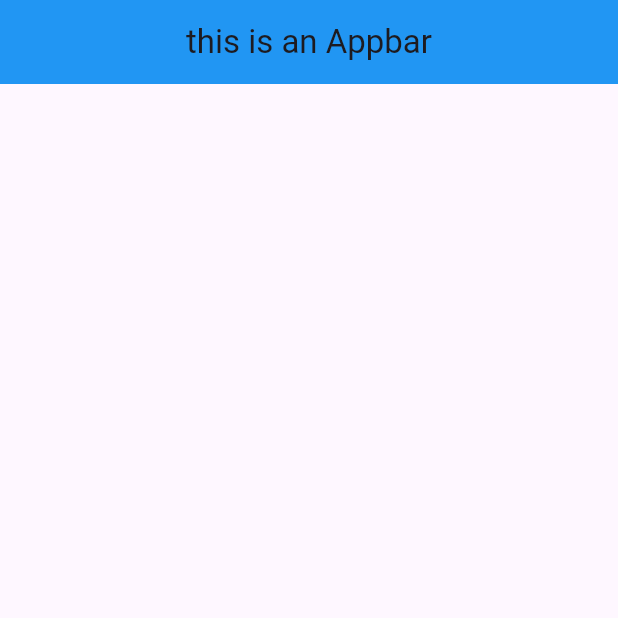
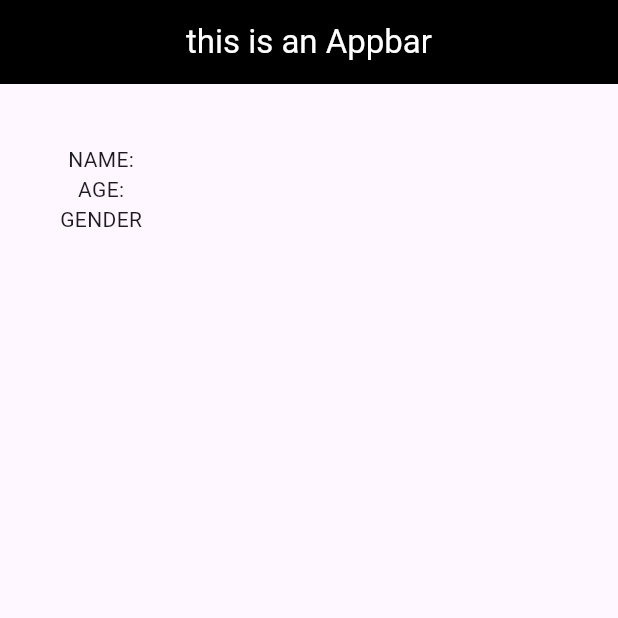
Before and after one commit to DarraghCrumlish/Flutter_ID_app, a Flutter app: the screen it shows after launch, on a phone screen of 412 x 824 dp, the top half of it. Run offline on Flutter 3.47's test engine with Material 3 defaults, Android fonts, the phone set to English and light mode, and no system bars.

Commit message:
Added NAME,AGE,GENDER properties

```diff
--- a/lib/main.dart
+++ b/lib/main.dart
@@ -9,10 +9,20 @@ class id_card extends StatelessWidget {
   Widget build(BuildContext context) {
     return Scaffold(
       appBar: AppBar(
-        title: Text('this is an Appbar'),
+        title: const Text('this is an Appbar'),
         centerTitle: true,
-        backgroundColor: Colors.blue,
-        foregroundColor: Colors.whitef,
+        backgroundColor: Colors.black,
+        foregroundColor: Colors.white,
+      ),
+      body: const Padding(
+          padding: EdgeInsets.all(40),
+          child: Column(
+            children: <Widget>[
+              Text('NAME:'),
+              Text('AGE:'),
+              Text('GENDER')
+            ],
+          )
       )
     );
   }
```
